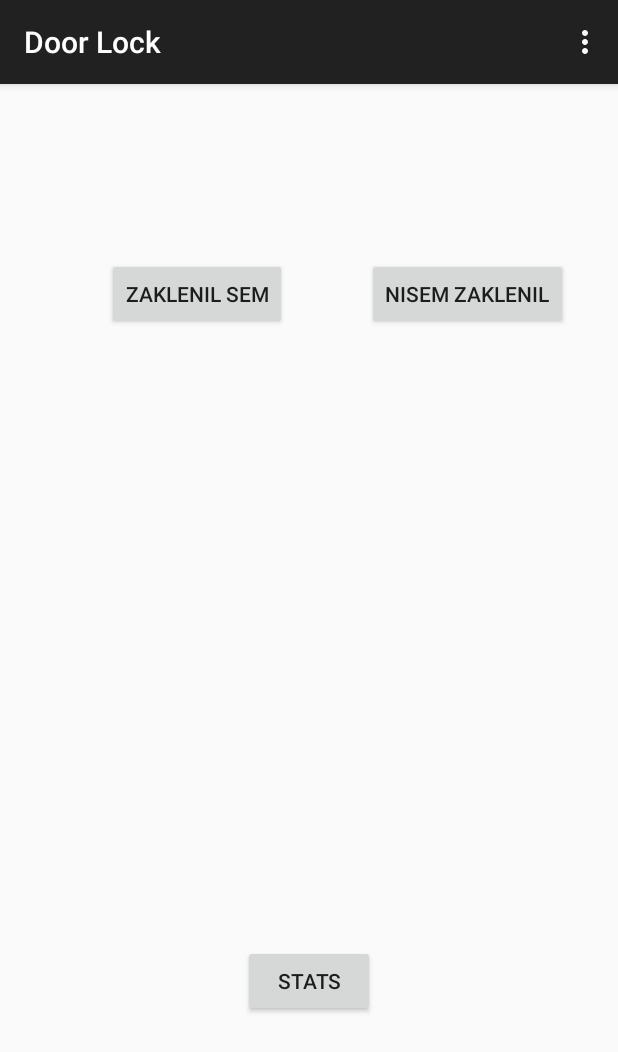
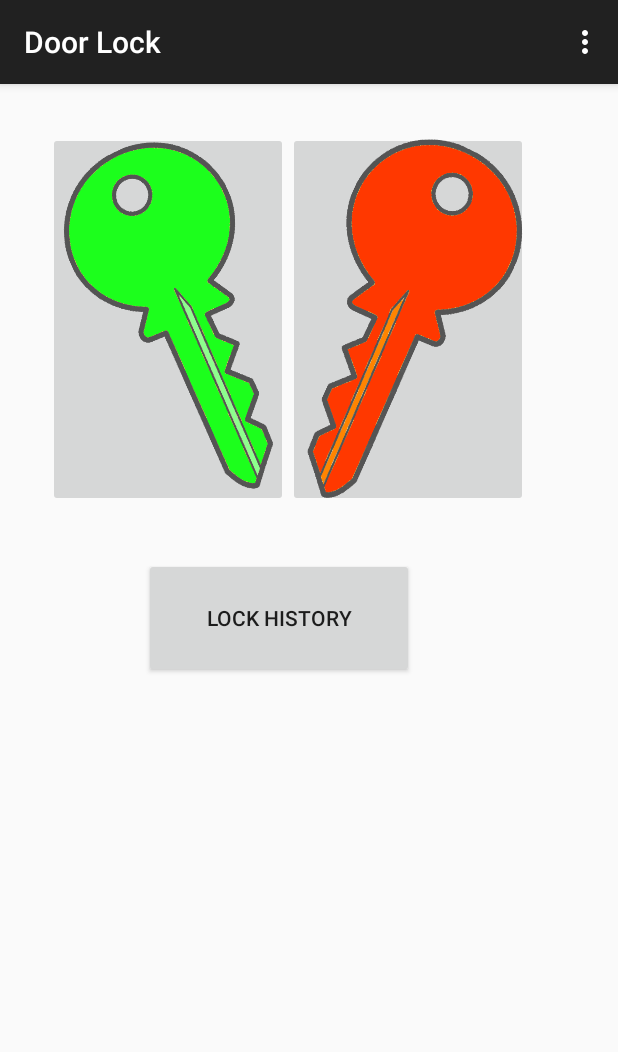
Before and after one commit to BorutUmer/door_lock, an Android app: the screen it shows after launch (MainActivity), on a phone screen of 412 x 824 dp. Shown: the top 1052 px of the screen. Run offline under Robolectric (Android 15) with nearby library versions, the phone set to English and light mode, and no system bars; 4 statements that could not run were skipped.

Commit message:
Ko te jebe
images layout

```diff
--- a/app/src/main/res/layout/activity_main.xml
+++ b/app/src/main/res/layout/activity_main.xml
@@ -1,41 +1,46 @@
-<RelativeLayout xmlns:android="http://schemas.android.com/apk/res/android"
+<LinearLayout xmlns:android="http://schemas.android.com/apk/res/android"
     xmlns:tools="http://schemas.android.com/tools" android:layout_width="match_parent"
     android:layout_height="match_parent" android:paddingLeft="@dimen/activity_horizontal_margin"
     android:paddingRight="@dimen/activity_horizontal_margin"
     android:paddingTop="@dimen/activity_vertical_margin"
-    android:paddingBottom="@dimen/activity_vertical_margin" tools:context=".MainActivity">
+    android:paddingBottom="@dimen/activity_vertical_margin" tools:context=".MainActivity"
+    android:orientation="vertical">
 
 
+
+
+    <LinearLayout xmlns:android="http://schemas.android.com/apk/res/android"
+        xmlns:tools="http://schemas.android.com/tools" android:layout_width="match_parent"
+        android:layout_height="300dp" android:paddingLeft="@dimen/activity_horizontal_margin"
+        android:paddingRight="@dimen/activity_horizontal_margin"
+        android:paddingTop="@dimen/activity_vertical_margin"
+        android:paddingBottom="@dimen/activity_vertical_margin" tools:context=".MainActivity"
+        android:orientation="horizontal">
+
+
+
+    <ImageButton
+        android:layout_width="160dp"
+        android:layout_height="250dp"
+        android:id="@+id/button_zakleni"
+        android:scaleType="fitXY"
+        android:padding="0dp"
+        android:src="@drawable/keyyes" />
+        <ImageButton
+            android:layout_width="160dp"
+            android:layout_height="250dp"
+            android:layout_marginLeft="0dp"
+            android:id="@+id/button_nisem"
+            android:scaleType="fitXY"
+            android:padding="0dp"
+            android:src="@drawable/keynot" />
+    </LinearLayout>
     <Button
-        android:layout_width="wrap_content"
-        android:layout_height="wrap_content"
-        android:text="@string/z_vrata"
-        android:id="@+id/button_zakleni"
-        android:layout_marginTop="100dp"
-        android:layout_alignParentTop="true"
-        android:layout_alignParentLeft="true"
-        android:layout_alignParentStart="true"
-        android:layout_marginLeft="55dp"
-        android:layout_marginStart="55dp" />
-
-    <Button
-        android:layout_width="wrap_content"
-        android:layout_height="wrap_content"
-        android:text="@string/n_vrata"
-        android:id="@+id/button_nisem"
-        android:layout_alignTop="@+id/button_zakleni"
-        android:layout_toRightOf="@+id/button_zakleni"
-        android:layout_toEndOf="@+id/button_zakleni"
-        android:layout_marginLeft="53dp"
-        android:layout_marginStart="53dp" />
-
-    <Button
-        android:layout_width="wrap_content"
-        android:layout_height="wrap_content"
+        android:layout_width="180dp"
+        android:layout_height="80dp"
         android:text="@string/log_string"
         android:id="@+id/button_log"
-        android:layout_alignParentBottom="true"
-        android:layout_centerHorizontal="true"
-        android:layout_marginBottom="130dp" />
-
-</RelativeLayout>
+        android:layout_marginBottom="80dp"
+        android:layout_marginTop="0dp"
+        android:layout_marginLeft="80dp" />
+</LinearLayout>
--- a/app/src/main/res/values/strings.xml
+++ b/app/src/main/res/values/strings.xml
@@ -5,7 +5,7 @@
     <string name="action_settings">Settings</string>
     <string name="z_vrata">Zaklenil sem</string>
     <string name="n_vrata">Nisem zaklenil</string>
-    <string name="log_string">Stats</string>
+    <string name="log_string">Lock history</string>
     <string name="title_activity_list">ListActivity</string>
 
 </resources>
```
Also changed, not shown: app/src/main/res/drawable/keynot.png (added), app/src/main/res/drawable/keyyes.png (added), app/src/main/res/drawable/vrata1.png (added), app/src/main/res/drawable/vrata2.png (added), 2 other files.
